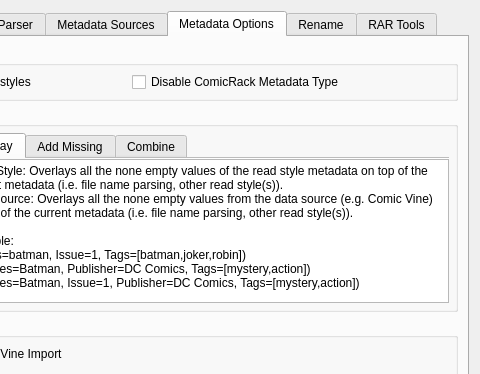
Qt form comictaggerlib/ui/settingswindow.ui (comictagger/comictagger) before a commit; both pictures show x 223 to 703 and y 0 to 374 of the 703 by 597 pixel window.
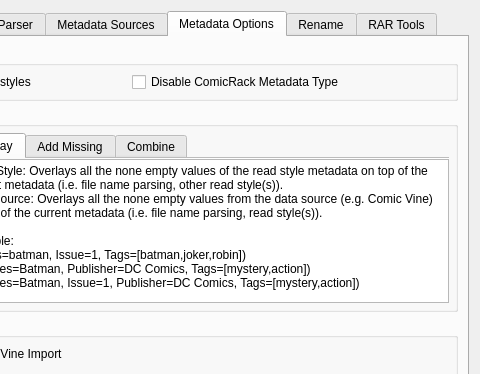
The same form after that commit.

Commit message: Overlay typo

Patch:
```diff
--- a/comictaggerlib/ui/settingswindow.ui
+++ b/comictaggerlib/ui/settingswindow.ui
@@ -756,7 +756,7 @@
                   </property>
                   <property name="plainText">
                    <string>Read Style: Overlays all the none empty values of the read style metadata on top of the current metadata (i.e. file name parsing, other read style(s)).
-Data Source: Overlays all the none empty values from the data source (e.g. Comic Vine) on top of the current metadata (i.e. file name parsing, other read style(s)).
+Data Source: Overlays all the none empty values from the data source (e.g. Comic Vine) on top of the current metadata (i.e. file name parsing, read style(s)).
 
 Example:
 (Series=batman, Issue=1, Tags=[batman,joker,robin])
```
